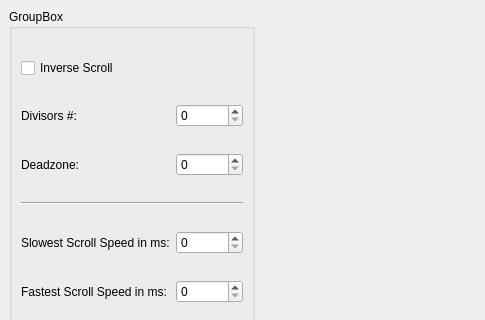
This is src/PhoneVariableScroll.ui in JohnCiubuc/phone-variable-scroll as Qt 5 draws it before an edit; both pictures show x 0 to 485 and y 0 to 320 of the 485 by 464 pixel window. The edited form follows.
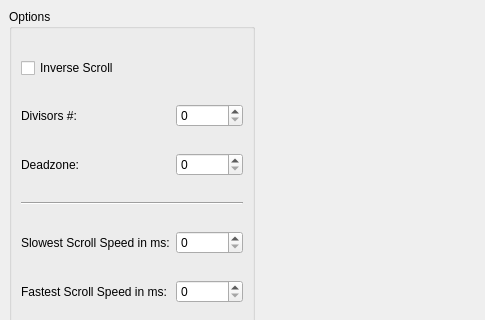
This is the edited form.

```diff
--- a/src/PhoneVariableScroll.ui
+++ b/src/PhoneVariableScroll.ui
@@ -18,7 +18,7 @@
     <item row="0" column="0" rowspan="2">
      <widget class="QGroupBox" name="groupBox">
       <property name="title">
-       <string>GroupBox</string>
+       <string>Options</string>
       </property>
       <layout class="QGridLayout" name="gridLayout_2">
        <item row="4" column="1">
```
Left out of the diff: 8 changed lines with no effect on the pictures.
